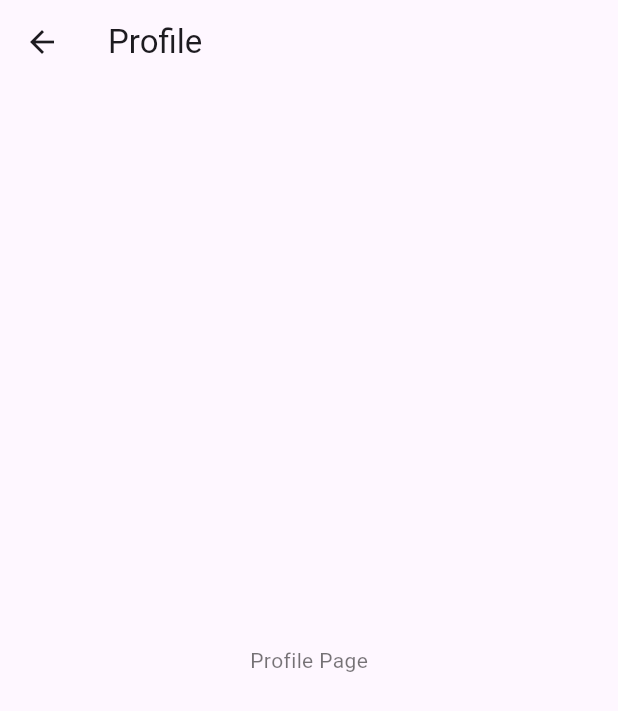
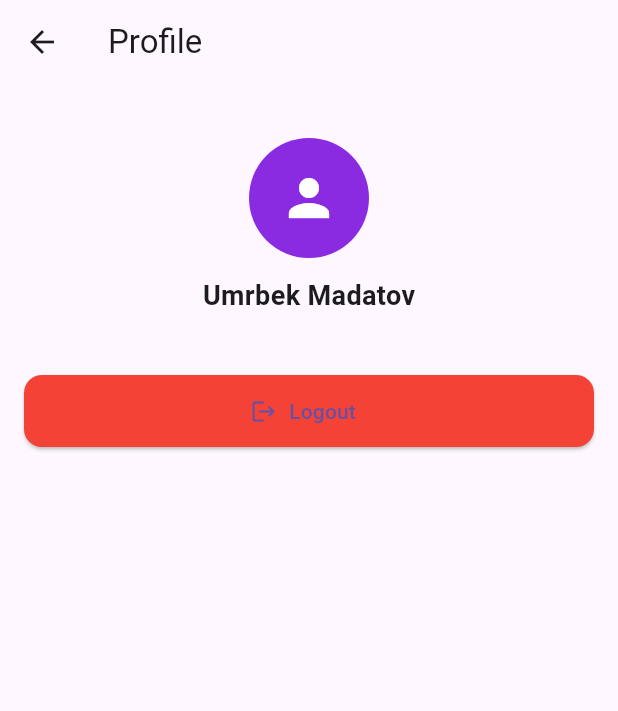
Before and after one commit to mumrbekkk/lccrm_mobile, a Flutter app: the StudentProfilePage screen opened directly, on a phone screen of 412 x 824 dp. Shown: the top 711 px of the screen. Run offline on Flutter 3.47's test engine with Material 3 defaults, Android fonts, the phone set to English and light mode, and no system bars; our stand-ins replace shared_preferences; accounts and stored records are empty.

```diff
--- a/lib/student/pages/profile.dart
+++ b/lib/student/pages/profile.dart
@@ -1,8 +1,29 @@
 import 'package:flutter/material.dart';
+import 'package:shared_preferences/shared_preferences.dart';
 
+import '../../login_page.dart';
 
 class StudentProfilePage extends StatelessWidget {
   const StudentProfilePage({super.key});
+
+  Future<void> _logout(BuildContext context) async {
+    final prefs = await SharedPreferences.getInstance();
+
+    // 🔥 Remove tokens
+    await prefs.remove('access');
+    await prefs.remove('refresh');
+    await prefs.remove('role');
+
+    // Optional: clear everything
+    // await prefs.clear();
+
+    // 🔁 Navigate to Login & remove back stack
+    Navigator.pushAndRemoveUntil(
+      context,
+      MaterialPageRoute(builder: (_) => const LoginPage()),
+          (route) => false,
+    );
+  }
 
   @override
   Widget build(BuildContext context) {
@@ -10,10 +31,64 @@ class StudentProfilePage extends StatelessWidget {
       appBar: AppBar(
         title: const Text("Profile"),
       ),
-      body: const Center(
-        child: Text(
-          "Profile Page",
-          style: TextStyle(color: Colors.black54),
+      body: Padding(
+        padding: const EdgeInsets.all(16),
+        child: Column(
+          children: [
+            const SizedBox(height: 20),
+
+            const CircleAvatar(
+              radius: 40,
+              backgroundColor: Color(0xFF8A2BE2),
+              child: Icon(Icons.person, size: 40, color: Colors.white),
+            ),
+
+            const SizedBox(height: 12),
+
+            const Text(
+              "Umrbek Madatov",
+              style: TextStyle(
+                fontSize: 18,
+                fontWeight: FontWeight.bold,
+              ),
+            ),
+
+            const SizedBox(height: 40),
+
+            /// LOGOUT BUTTON
+            SizedBox(
+              width: double.infinity,
+              height: 48,
+              child: ElevatedButton.icon(
+                icon: const Icon(Icons.logout),
+                label: const Text("Logout"),
+                style: ElevatedButton.styleFrom(
+                  backgroundColor: Colors.red,
+                  shape: RoundedRectangleBorder(
+                    borderRadius: BorderRadius.circular(12),
+                  ),
+                ),
+                onPressed: () async {
+                  final confirmed = await showDialog<bool>(
+                    context: context,
+                    builder: (_) => AlertDialog(
+                      title: const Text("Logout"),
+                      content: const Text("Are you sure you want to logout?"),
+                      actions: [
+                        TextButton(onPressed: () => Navigator.pop(context, false), child: const Text("Cancel")),
+                        TextButton(onPressed: () => Navigator.pop(context, true), child: const Text("Logout")),
+                      ],
+                    ),
+                  );
+
+                  if (confirmed == true) {
+                    _logout(context);
+                  }
+                }
+
+              ),
+            ),
+          ],
         ),
       ),
     );
```
Also changed, not shown: 1 other file.
